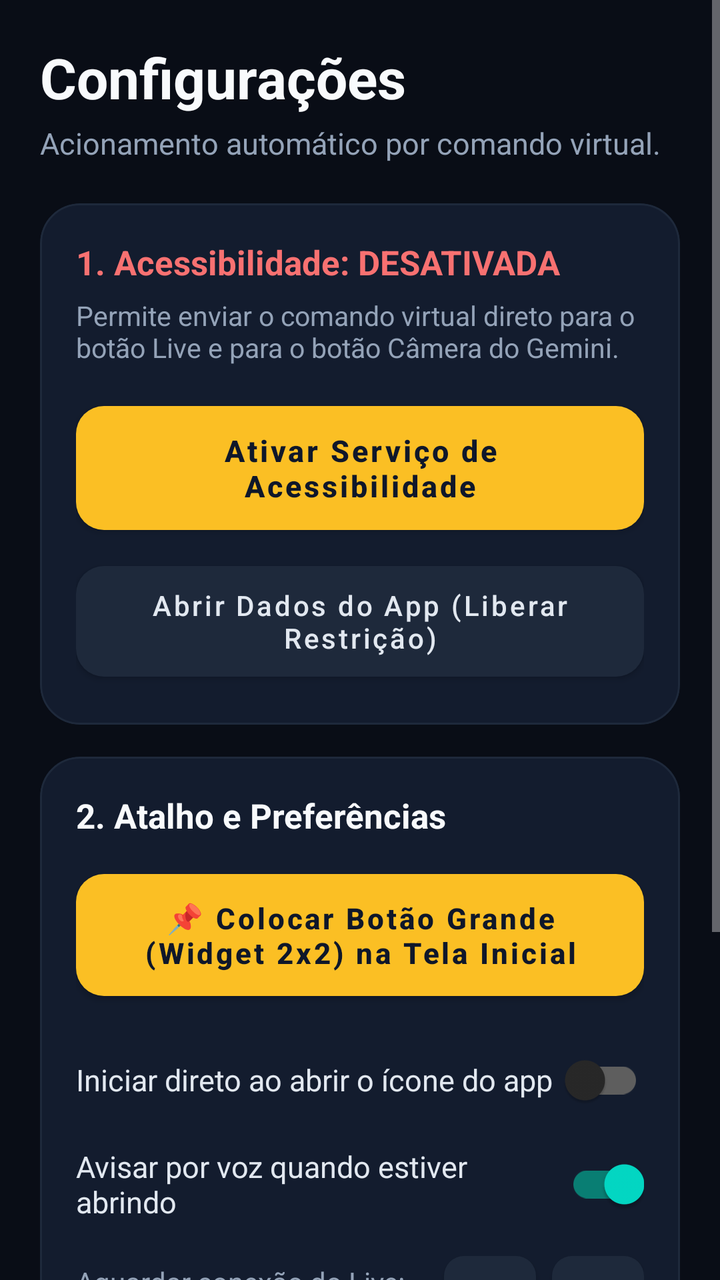
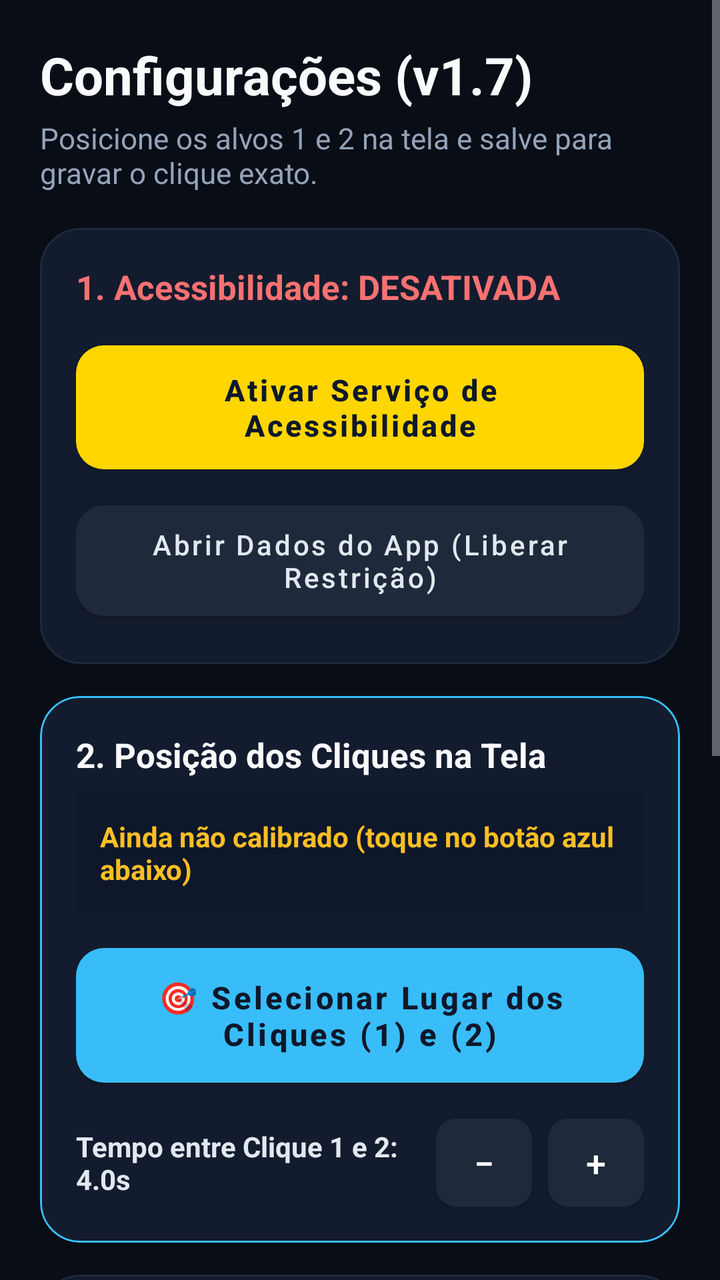

Screens rendered from an Android XML layout before and after an edit, with the pre-edit source and the edit as a unified diff.
<!-- AndroidManifest.xml: application theme Theme.OlhosDaVo -->
<!-- res/layout/activity_settings.xml -->
<?xml version="1.0" encoding="utf-8"?>
<ScrollView xmlns:android="http://schemas.android.com/apk/res/android"
    xmlns:app="http://schemas.android.com/apk/res-auto"
    android:layout_width="match_parent"
    android:layout_height="match_parent"
    android:background="#090D16"
    android:fillViewport="true">

    <LinearLayout
        android:layout_width="match_parent"
        android:layout_height="wrap_content"
        android:orientation="vertical"
        android:padding="20dp">

        
        <TextView
            android:layout_width="match_parent"
            android:layout_height="wrap_content"
            android:text="Configurações"
            android:textColor="#F8FAFC"
            android:textSize="28sp"
            android:textStyle="bold" />

        <TextView
            android:layout_width="match_parent"
            android:layout_height="wrap_content"
            android:layout_marginTop="4dp"
            android:text="Acionamento automático por comando virtual."
            android:textColor="#94A3B8"
            android:textSize="15sp" />

        
        <com.google.android.material.card.MaterialCardView
            android:layout_width="match_parent"
            android:layout_height="wrap_content"
            android:layout_marginTop="20dp"
            app:cardBackgroundColor="#131C2E"
            app:cardCornerRadius="20dp"
            app:cardElevation="0dp"
            app:strokeColor="#1E293B"
            app:strokeWidth="1dp">

            <LinearLayout
                android:layout_width="match_parent"
                android:layout_height="wrap_content"
                android:orientation="vertical"
                android:padding="18dp">

                <TextView
                    android:id="@+id/tvServiceStatus"
                    android:layout_width="match_parent"
                    android:layout_height="wrap_content"
                    android:text="1. Acessibilidade: DESATIVADA"
                    android:textColor="#F87171"
                    android:textSize="17sp"
                    android:textStyle="bold" />

                <TextView
                    android:layout_width="match_parent"
                    android:layout_height="wrap_content"
                    android:layout_marginTop="6dp"
                    android:text="Permite enviar o comando virtual direto para o botão Live e para o botão Câmera do Gemini."
                    android:textColor="#94A3B8"
                    android:textSize="13.5sp" />

                <com.google.android.material.button.MaterialButton
                    android:id="@+id/btnOpenAccessibility"
                    android:layout_width="match_parent"
                    android:layout_height="wrap_content"
                    android:layout_marginTop="14dp"
                    android:paddingVertical="12dp"
                    android:text="Ativar Serviço de Acessibilidade"
                    android:textAllCaps="false"
                    android:textColor="#0F172A"
                    android:textSize="15sp"
                    android:textStyle="bold"
                    app:backgroundTint="#FBBF24"
                    app:cornerRadius="14dp" />

                <com.google.android.material.button.MaterialButton
                    android:id="@+id/btnOpenAppDetails"
                    android:layout_width="match_parent"
                    android:layout_height="wrap_content"
                    android:layout_marginTop="6dp"
                    android:paddingVertical="10dp"
                    android:text="Abrir Dados do App (Liberar Restrição)"
                    android:textAllCaps="false"
                    android:textColor="#E2E8F0"
                    android:textSize="14sp"
                    app:backgroundTint="#1E293B"
                    app:cornerRadius="14dp" />
            </LinearLayout>
        </com.google.android.material.card.MaterialCardView>

        
        <com.google.android.material.card.MaterialCardView
            android:layout_width="match_parent"
            android:layout_height="wrap_content"
            android:layout_marginTop="16dp"
            app:cardBackgroundColor="#131C2E"
            app:cardCornerRadius="20dp"
            app:cardElevation="0dp"
            app:strokeColor="#1E293B"
            app:strokeWidth="1dp">

            <LinearLayout
                android:layout_width="match_parent"
                android:layout_height="wrap_content"
                android:orientation="vertical"
                android:padding="18dp">

                <TextView
                    android:layout_width="match_parent"
                    android:layout_height="wrap_content"
                    android:text="2. Atalho e Preferências"
                    android:textColor="#F8FAFC"
                    android:textSize="17sp"
                    android:textStyle="bold" />

                <com.google.android.material.button.MaterialButton
                    android:id="@+id/btnPinWidget"
                    android:layout_width="match_parent"
                    android:layout_height="wrap_content"
                    android:layout_marginTop="12dp"
                    android:paddingVertical="12dp"
                    android:text="📌 Colocar Botão Grande (Widget 2x2) na Tela Inicial"
                    android:textAllCaps="false"
                    android:textColor="#0F172A"
                    android:textSize="14.5sp"
                    android:textStyle="bold"
                    app:backgroundTint="#FBBF24"
                    app:cornerRadius="14dp" />

                <com.google.android.material.switchmaterial.SwitchMaterial
                    android:id="@+id/swAutoLaunchOnOpen"
                    android:layout_width="match_parent"
                    android:layout_height="wrap_content"
                    android:layout_marginTop="12dp"
                    android:text="Iniciar direto ao abrir o ícone do app"
                    android:textColor="#E2E8F0"
                    android:textSize="15sp" />

                <com.google.android.material.switchmaterial.SwitchMaterial
                    android:id="@+id/swVoiceFeedback"
                    android:layout_width="match_parent"
                    android:layout_height="wrap_content"
                    android:layout_marginTop="4dp"
                    android:checked="true"
                    android:text="Avisar por voz quando estiver abrindo"
                    android:textColor="#E2E8F0"
                    android:textSize="15sp" />

                
                <LinearLayout
                    android:layout_width="match_parent"
                    android:layout_height="wrap_content"
                    android:layout_marginTop="12dp"
                    android:gravity="center_vertical"
                    android:orientation="horizontal">

                    <TextView
                        android:id="@+id/tvDelayLabel"
                        android:layout_width="0dp"
                        android:layout_height="wrap_content"
                        android:layout_weight="1"
                        android:text="Aguardar conexão do Live: 2.5s"
                        android:textColor="#94A3B8"
                        android:textSize="14sp" />

                    <com.google.android.material.button.MaterialButton
                        android:id="@+id/btnDelayMinus"
                        android:layout_width="46dp"
                        android:layout_height="42dp"
                        android:insetTop="0dp"
                        android:insetBottom="0dp"
                        android:padding="0dp"
                        android:text="−"
                        android:textColor="#FFFFFF"
                        android:textSize="18sp"
                        app:backgroundTint="#1E293B"
                        app:cornerRadius="10dp" />

                    <com.google.android.material.button.MaterialButton
                        android:id="@+id/btnDelayPlus"
                        android:layout_width="46dp"
                        android:layout_height="42dp"
                        android:layout_marginStart="8dp"
                        android:insetTop="0dp"
                        android:insetBottom="0dp"
                        android:padding="0dp"
                        android:text="+"
                        android:textColor="#FFFFFF"
                        android:textSize="18sp"
                        app:backgroundTint="#1E293B"
                        app:cornerRadius="10dp" />
                </LinearLayout>

            </LinearLayout>
        </com.google.android.material.card.MaterialCardView>

        
        <com.google.android.material.button.MaterialButton
            android:id="@+id/btnTestNow"
            android:layout_width="match_parent"
            android:layout_height="wrap_content"
            android:layout_marginTop="20dp"
            android:paddingVertical="14dp"
            android:text="▶ Testar Abertura Agora"
            android:textAllCaps="false"
            android:textColor="#052E16"
            android:textSize="16sp"
            android:textStyle="bold"
            app:backgroundTint="#4ADE80"
            app:cornerRadius="16dp" />

        <com.google.android.material.button.MaterialButton
            android:id="@+id/btnCloseSettings"
            android:layout_width="match_parent"
            android:layout_height="wrap_content"
            android:layout_marginTop="8dp"
            android:layout_marginBottom="24dp"
            android:paddingVertical="12dp"
            android:text="Voltar para a Tela Principal"
            android:textAllCaps="false"
            android:textColor="#E2E8F0"
            android:textSize="15sp"
            app:backgroundTint="#1E293B"
            app:cornerRadius="16dp" />

    </LinearLayout>
</ScrollView>
<!-- resources referenced by this layout -->
<resources>
  <style name="Theme.OlhosDaVo" parent="Theme.MaterialComponents.NoActionBar">
          <item name="colorPrimary">#FFD600</item>
          <item name="colorPrimaryVariant">#FFAB00</item>
          <item name="colorOnPrimary">#000000</item>
          <item name="android:statusBarColor">#000000</item>
          <item name="android:navigationBarColor">#000000</item>
          <item name="android:windowBackground">#000000</item>
      </style>
</resources>

<!-- the commit's change to res/layout/activity_settings.xml (unified diff, before → after) -->
@@ -12,28 +12,27 @@
         android:orientation="vertical"
         android:padding="20dp">
 
-        
         <TextView
             android:layout_width="match_parent"
             android:layout_height="wrap_content"
-            android:text="Configurações"
+            android:text="Configurações (v1.7)"
             android:textColor="#F8FAFC"
-            android:textSize="28sp"
+            android:textSize="26sp"
             android:textStyle="bold" />
 
         <TextView
             android:layout_width="match_parent"
             android:layout_height="wrap_content"
             android:layout_marginTop="4dp"
-            android:text="Acionamento automático por comando virtual."
+            android:text="Posicione os alvos 1 e 2 na tela e salve para gravar o clique exato."
             android:textColor="#94A3B8"
-            android:textSize="15sp" />
+            android:textSize="14.5sp" />
 
         
         <com.google.android.material.card.MaterialCardView
             android:layout_width="match_parent"
             android:layout_height="wrap_content"
-            android:layout_marginTop="20dp"
+            android:layout_marginTop="18dp"
             app:cardBackgroundColor="#131C2E"
             app:cardCornerRadius="20dp"
             app:cardElevation="0dp"
@@ -55,26 +54,18 @@
                     android:textSize="17sp"
                     android:textStyle="bold" />
 
-                <TextView
-                    android:layout_width="match_parent"
-                    android:layout_height="wrap_content"
-                    android:layout_marginTop="6dp"
-                    android:text="Permite enviar o comando virtual direto para o botão Live e para o botão Câmera do Gemini."
-                    android:textColor="#94A3B8"
-                    android:textSize="13.5sp" />
-
                 <com.google.android.material.button.MaterialButton
                     android:id="@+id/btnOpenAccessibility"
                     android:layout_width="match_parent"
                     android:layout_height="wrap_content"
-                    android:layout_marginTop="14dp"
+                    android:layout_marginTop="12dp"
                     android:paddingVertical="12dp"
                     android:text="Ativar Serviço de Acessibilidade"
                     android:textAllCaps="false"
                     android:textColor="#0F172A"
                     android:textSize="15sp"
                     android:textStyle="bold"
-                    app:backgroundTint="#FBBF24"
+                    app:backgroundTint="#FFD600"
                     app:cornerRadius="14dp" />
 
                 <com.google.android.material.button.MaterialButton
@@ -100,7 +91,7 @@
             app:cardBackgroundColor="#131C2E"
             app:cardCornerRadius="20dp"
             app:cardElevation="0dp"
-            app:strokeColor="#1E293B"
+            app:strokeColor="#38BDF8"
             app:strokeWidth="1dp">
 
             <LinearLayout
@@ -112,43 +103,36 @@
                 <TextView
                     android:layout_width="match_parent"
                     android:layout_height="wrap_content"
-                    android:text="2. Atalho e Preferências"
+                    android:text="2. Posição dos Cliques na Tela"
                     android:textColor="#F8FAFC"
                     android:textSize="17sp"
                     android:textStyle="bold" />
 
-                <com.google.android.material.button.MaterialButton
-                    android:id="@+id/btnPinWidget"
-                    android:layout_width="match_parent"
-                    android:layout_height="wrap_content"
-                    android:layout_marginTop="12dp"
-                    android:paddingVertical="12dp"
-                    android:text="📌 Colocar Botão Grande (Widget 2x2) na Tela Inicial"
+                <TextView
+                    android:id="@+id/tvCalibrationStatus"
+                    android:layout_width="match_parent"
+                    android:layout_height="wrap_content"
+                    android:layout_marginTop="8dp"
+                    android:background="#0F172A"
+                    android:padding="12dp"
+                    android:text="Ainda não calibrado (toque no botão azul abaixo)"
+                    android:textColor="#FBBF24"
+                    android:textSize="14sp"
+                    android:textStyle="bold" />
+
+                <com.google.android.material.button.MaterialButton
+                    android:id="@+id/btnVisualCalibrate"
+                    android:layout_width="match_parent"
+                    android:layout_height="wrap_content"
+                    android:layout_marginTop="12dp"
+                    android:paddingVertical="14dp"
+                    android:text="🎯 Selecionar Lugar dos Cliques (1) e (2)"
                     android:textAllCaps="false"
                     android:textColor="#0F172A"
-                    android:textSize="14.5sp"
+                    android:textSize="15.5sp"
                     android:textStyle="bold"
-                    app:backgroundTint="#FBBF24"
-                    app:cornerRadius="14dp" />
-
-                <com.google.android.material.switchmaterial.SwitchMaterial
-                    android:id="@+id/swAutoLaunchOnOpen"
-                    android:layout_width="match_parent"
-                    android:layout_height="wrap_content"
-                    android:layout_marginTop="12dp"
-                    android:text="Iniciar direto ao abrir o ícone do app"
-                    android:textColor="#E2E8F0"
-                    android:textSize="15sp" />
-
-                <com.google.android.material.switchmaterial.SwitchMaterial
-                    android:id="@+id/swVoiceFeedback"
-                    android:layout_width="match_parent"
-                    android:layout_height="wrap_content"
-                    android:layout_marginTop="4dp"
-                    android:checked="true"
-                    android:text="Avisar por voz quando estiver abrindo"
-                    android:textColor="#E2E8F0"
-                    android:textSize="15sp" />
+                    app:backgroundTint="#38BDF8"
+                    app:cornerRadius="14dp" />
 
                 
                 <LinearLayout
@@ -163,14 +147,15 @@
                         android:layout_width="0dp"
                         android:layout_height="wrap_content"
                         android:layout_weight="1"
-                        android:text="Aguardar conexão do Live: 2.5s"
-                        android:textColor="#94A3B8"
-                        android:textSize="14sp" />
+                        android:text="Tempo entre Clique 1 e 2: 4.0s"
+                        android:textColor="#E2E8F0"
+                        android:textSize="14sp"
+                        android:textStyle="bold" />
 
                     <com.google.android.material.button.MaterialButton
                         android:id="@+id/btnDelayMinus"
-                        android:layout_width="46dp"
-                        android:layout_height="42dp"
+                        android:layout_width="48dp"
+                        android:layout_height="44dp"
                         android:insetTop="0dp"
                         android:insetBottom="0dp"
                         android:padding="0dp"
@@ -182,8 +167,8 @@
 
                     <com.google.android.material.button.MaterialButton
                         android:id="@+id/btnDelayPlus"
-                        android:layout_width="46dp"
-                        android:layout_height="42dp"
+                        android:layout_width="48dp"
+                        android:layout_height="44dp"
                         android:layout_marginStart="8dp"
                         android:insetTop="0dp"
                         android:insetBottom="0dp"
@@ -199,13 +184,73 @@
         </com.google.android.material.card.MaterialCardView>
 
         
+        <com.google.android.material.card.MaterialCardView
+            android:layout_width="match_parent"
+            android:layout_height="wrap_content"
+            android:layout_marginTop="16dp"
+            app:cardBackgroundColor="#131C2E"
+            app:cardCornerRadius="20dp"
+            app:cardElevation="0dp"
+            app:strokeColor="#1E293B"
+            app:strokeWidth="1dp">
+
+            <LinearLayout
+                android:layout_width="match_parent"
+                android:layout_height="wrap_content"
+                android:orientation="vertical"
+                android:padding="18dp">
+
+                <TextView
+                    android:layout_width="match_parent"
+                    android:layout_height="wrap_content"
+                    android:text="3. Atalho na Tela Inicial e Voz"
+                    android:textColor="#F8FAFC"
+                    android:textSize="17sp"
+                    android:textStyle="bold" />
+
+                <com.google.android.material.button.MaterialButton
+                    android:id="@+id/btnPinWidget"
+                    android:layout_width="match_parent"
+                    android:layout_height="wrap_content"
+                    android:layout_marginTop="12dp"
+                    android:paddingVertical="12dp"
+                    android:text="📌 Colocar Botão Grande (Widget 2x2) na Tela Inicial"
+                    android:textAllCaps="false"
+                    android:textColor="#0F172A"
+                    android:textSize="14.5sp"
+                    android:textStyle="bold"
+                    app:backgroundTint="#FFD600"
+                    app:cornerRadius="14dp" />
+
+                <com.google.android.material.switchmaterial.SwitchMaterial
+                    android:id="@+id/swAutoLaunchOnOpen"
+                    android:layout_width="match_parent"
+                    android:layout_height="wrap_content"
+                    android:layout_marginTop="12dp"
+                    android:text="Iniciar direto ao abrir o ícone do app"
+                    android:textColor="#E2E8F0"
+                    android:textSize="15sp" />
+
+                <com.google.android.material.switchmaterial.SwitchMaterial
+                    android:id="@+id/swVoiceFeedback"
+                    android:layout_width="match_parent"
+                    android:layout_height="wrap_content"
+                    android:layout_marginTop="4dp"
+                    android:checked="true"
+                    android:text="Avisar por voz quando estiver abrindo"
+                    android:textColor="#E2E8F0"
+                    android:textSize="15sp" />
+            </LinearLayout>
+        </com.google.android.material.card.MaterialCardView>
+
+        
         <com.google.android.material.button.MaterialButton
             android:id="@+id/btnTestNow"
             android:layout_width="match_parent"
             android:layout_height="wrap_content"
             android:layout_marginTop="20dp"
             android:paddingVertical="14dp"
-            android:text="▶ Testar Abertura Agora"
+            android:text="▶ Testar Cliques Salvos Agora"
             android:textAllCaps="false"
             android:textColor="#052E16"
             android:textSize="16sp"
